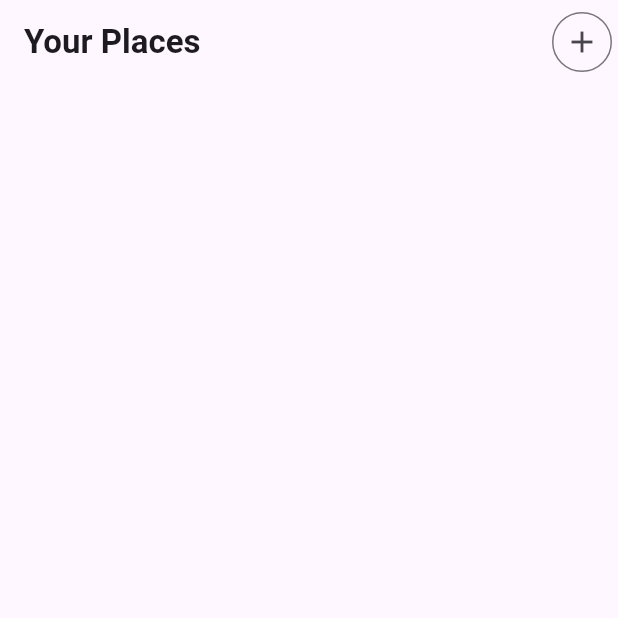
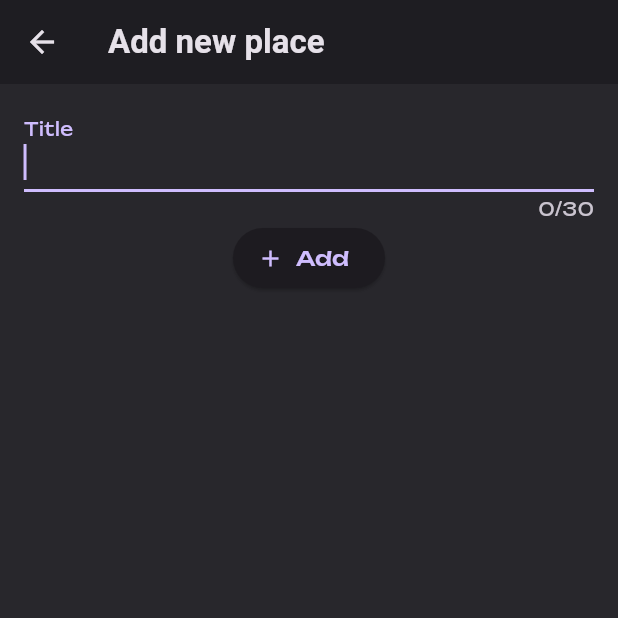
Before and after one commit to wmvieira21/favorite_places_flutter, a Flutter app: the screen it shows after launch, after a tap on the "add" icon, on a phone screen of 412 x 824 dp, the top half of it. Run offline on Flutter 3.47's test engine with Material 3 defaults, Android fonts, the phone set to English and light mode, and no system bars; our stand-ins replace flutter_riverpod, google_fonts, riverpod.

```diff
--- a/lib/favorite_places.dart
+++ b/lib/favorite_places.dart
@@ -1,8 +1,14 @@
+import 'package:favorite_places/screens/add_new_place_screen.dart';
 import 'package:favorite_places/widgets/favorite_places_list.dart';
 import 'package:flutter/material.dart';
 
 class FavoritePlaces extends StatelessWidget {
   const FavoritePlaces({super.key});
+
+  _addFavoritePlace(BuildContext context) {
+    Navigator.of(context)
+        .push(MaterialPageRoute(builder: (context) => AddNewPlaceScreen()));
+  }
 
   @override
   Widget build(BuildContext context) {
@@ -11,7 +17,7 @@ class FavoritePlaces extends StatelessWidget {
         title: Text('Your Places'),
         actions: [
           IconButton.outlined(
-            onPressed: () {},
+            onPressed: () => _addFavoritePlace(context),
             icon: Icon(Icons.add),
           )
         ],
--- a/lib/main.dart
+++ b/lib/main.dart
@@ -1,34 +1,41 @@
 import 'package:favorite_places/favorite_places.dart';
 import 'package:flutter/material.dart';
+import 'package:flutter_riverpod/flutter_riverpod.dart';
 import 'package:google_fonts/google_fonts.dart';
 
 final colorScheme = ColorScheme.fromSeed(
   brightness: Brightness.dark,
   seedColor: const Color.fromARGB(255, 102, 6, 247),
-  surface: const Color.fromARGB(255, 56, 49, 255),
+  surface: const Color.fromARGB(244, 30, 29, 34),
 );
 
-final customizedTheme = ThemeData().copyWith(
+final customizedTheme = ThemeData.dark().copyWith(
+  colorScheme: colorScheme,
+  scaffoldBackgroundColor: colorScheme.surface,
   textTheme: GoogleFonts.unboundedTextTheme().copyWith(
     titleSmall: GoogleFonts.ubuntuCondensed(
-      fontWeight: FontWeight.bold,
-    ),
+        fontWeight: FontWeight.bold, color: colorScheme.onSurface),
     titleMedium: GoogleFonts.ubuntuCondensed(
-      fontWeight: FontWeight.bold,
-    ),
+        fontWeight: FontWeight.bold, color: colorScheme.onSurface),
     titleLarge: GoogleFonts.ubuntuCondensed(
-      fontWeight: FontWeight.bold,
-    ),
+        fontWeight: FontWeight.bold, color: colorScheme.onSurface),
+  ),
+  textButtonTheme: TextButtonThemeData(
+    style: TextButton.styleFrom(
+        backgroundColor: colorScheme.onTertiary,
+        foregroundColor: colorScheme.primary),
   ),
 );
 
 void main() {
   WidgetsFlutterBinding.ensureInitialized();
   runApp(
-    MaterialApp(
-      theme: customizedTheme,
-      themeMode: ThemeMode.light,
-      home: FavoritePlaces(),
+    ProviderScope(
+      child: MaterialApp(
+        theme: customizedTheme,
+        themeMode: ThemeMode.light,
+        home: FavoritePlaces(),
+      ),
     ),
   );
 }
--- /dev/null
+++ b/lib/provider/favorite_places_provider.dart
@@ -0,0 +1,14 @@
+import 'package:favorite_places/models/place.dart';
+import 'package:riverpod/riverpod.dart';
+
+class FavoritePlacesNotifier extends StateNotifier<List<Place>> {
+  FavoritePlacesNotifier() : super([]);
+
+  void addFavoritePlace(Place place) {
+    state = [...state, place];
+  }
+}
+
+final favoritePlacesProvider =
+    StateNotifierProvider<FavoritePlacesNotifier, List<Place>>(
+        (ref) => FavoritePlacesNotifier());
--- /dev/null
+++ b/lib/screens/add_new_place_screen.dart
@@ -0,0 +1,77 @@
+import 'package:favorite_places/models/place.dart';
+import 'package:flutter/material.dart';
+import 'package:flutter_riverpod/flutter_riverpod.dart';
+import 'package:favorite_places/provider/favorite_places_provider.dart';
+
+class AddNewPlaceScreen extends ConsumerStatefulWidget {
+  const AddNewPlaceScreen({super.key});
+
+  @override
+  ConsumerState<ConsumerStatefulWidget> createState() =>
+      _AddNewPlaceScreenState();
+}
+
+class _AddNewPlaceScreenState extends ConsumerState<AddNewPlaceScreen> {
+  final TextEditingController tittleController = TextEditingController();
+
+  _saveFavoritePlace() {
+    if (tittleController.text.isEmpty) {
+      return showDialog(
+        useSafeArea: true,
+        context: context,
+        builder: (context) => AlertDialog(
+          backgroundColor: Theme.of(context).colorScheme.onPrimaryContainer,
+          title: Text('Error'),
+          content: Text('Invalid tittle.'),
+          actions: [
+            TextButton(
+              onPressed: () => Navigator.pop(context),
+              child: Text('Ok'),
+            ),
+          ],
+        ),
+      );
+    }
+
+    ref
+        .read(favoritePlacesProvider.notifier)
+        .addFavoritePlace(Place(tittleController.text));
+    Navigator.pop(context);
+  }
+
+  @override
+  void dispose() {
+    tittleController.dispose();
+    super.dispose();
+  }
+
+  @override
+  Widget build(BuildContext context) {
+    return Scaffold(
+      appBar: AppBar(
+        title: Text('Add new place'),
+      ),
+      body: Padding(
+        padding: const EdgeInsets.all(16.0),
+        child: Column(
+          children: [
+            TextField(
+              controller: tittleController,
+              maxLength: 30,
+              autofocus: true,
+              style: TextStyle(color: Colors.white),
+              decoration: InputDecoration(
+                label: Text('Title'),
+              ),
+            ),
+            ElevatedButton.icon(
+              onPressed: () => _saveFavoritePlace(),
+              label: Text('Add'),
+              icon: Icon(Icons.add),
+            )
+          ],
+        ),
+      ),
+    );
+  }
+}
--- a/lib/widgets/favorite_places_list.dart
+++ b/lib/widgets/favorite_places_list.dart
@@ -1,20 +1,21 @@
 import 'package:favorite_places/models/place.dart';
+import 'package:favorite_places/provider/favorite_places_provider.dart';
 import 'package:flutter/material.dart';
+import 'package:flutter_riverpod/flutter_riverpod.dart';
 
-class FavoritePlacesList extends StatefulWidget {
+class FavoritePlacesList extends ConsumerStatefulWidget {
   const FavoritePlacesList({super.key});
   @override
-  State<StatefulWidget> createState() {
+  ConsumerState<ConsumerStatefulWidget> createState() {
     return _FavoritePlacesList();
   }
 }
 
-class _FavoritePlacesList extends State<FavoritePlacesList> {
-  List<Place> _places = [];
-
+class _FavoritePlacesList extends ConsumerState<FavoritePlacesList> {
   @override
   Widget build(BuildContext context) {
-    if (_places.isEmpty) {
+    List<Place> favoritePlacesList = ref.watch(favoritePlacesProvider);
+    if (favoritePlacesList.isEmpty) {
       return Center(
         child: Text(
           'No places added yet.',
@@ -22,6 +23,17 @@ class _FavoritePlacesList extends State<FavoritePlacesList> {
         ),
       );
     }
-    return Center();
+    return ListView.builder(
+      itemCount: favoritePlacesList.length,
+      itemBuilder: (context, index) {
+        return Padding(
+          padding: EdgeInsets.all(16),
+          child: Text(
+            favoritePlacesList[index].tittle,
+            style: Theme.of(context).textTheme.titleMedium,
+          ),
+        );
+      },
+    );
   }
 }
--- a/pubspec.yaml
+++ b/pubspec.yaml
@@ -36,6 +36,8 @@ dependencies:
   cupertino_icons: ^1.0.8
   google_fonts: ^6.2.1
   riverpod: ^2.6.1
+  flutter_riverpod: ^2.6.1
+  riverpod_annotation: ^2.6.1
 
 dev_dependencies:
   flutter_test:
@@ -47,6 +49,10 @@ dev_dependencies:
   # package. See that file for information about deactivating specific lint
   # rules and activating additional ones.
   flutter_lints: ^5.0.0
+  riverpod_generator: ^2.6.4
+  build_runner: ^2.4.15
+  custom_lint: ^0.7.3
+  riverpod_lint: ^2.6.4
 
 # For information on the generic Dart part of this file, see the
 # following page: https://dart.dev/tools/pub/pubspec
```
Also changed, not shown: pubspec.lock.
